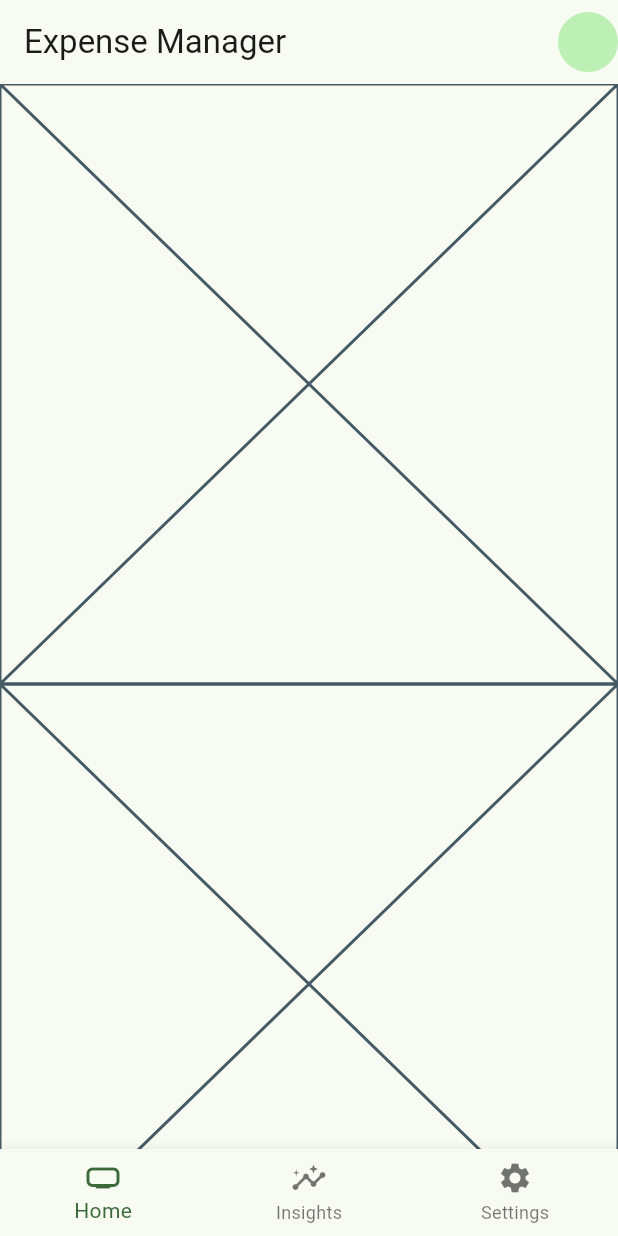
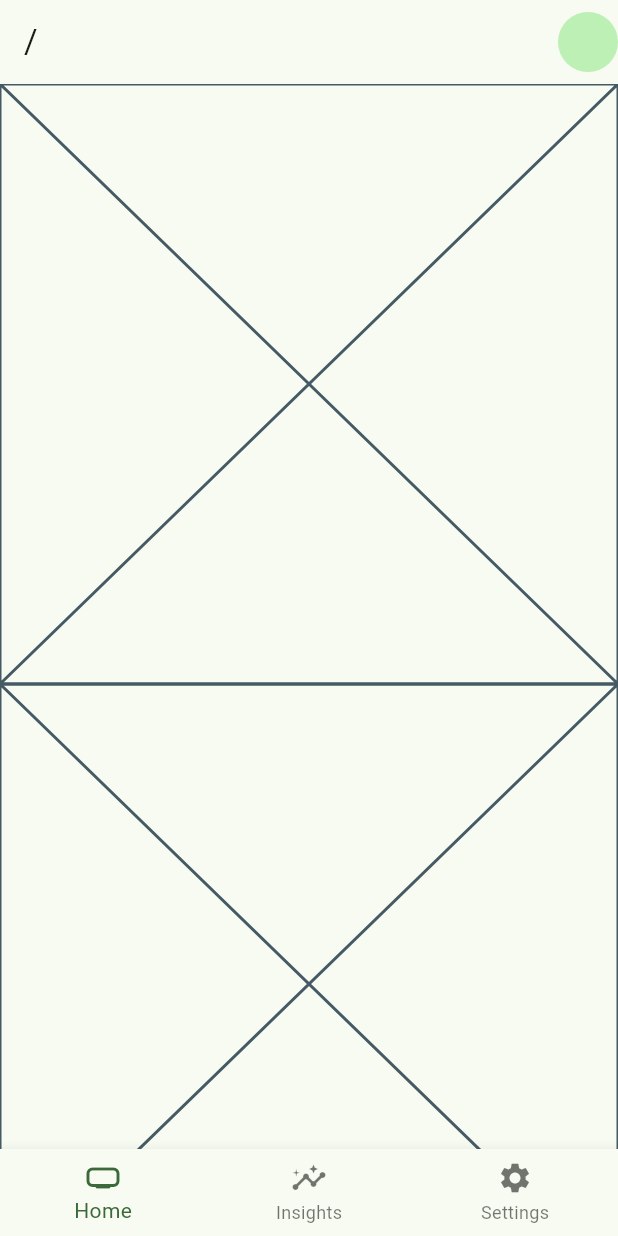
Before and after one commit to shadrack-ago/expense_tracker, a Flutter app: the screen it shows after launch, on a phone screen of 412 x 824 dp. Run offline on Flutter 3.47's test engine with Material 2 defaults, Android fonts, the phone set to English and light mode, and no system bars; our stand-ins replace firebase_core, go_router; accounts and stored records are empty.

Commit message:
🔧 Migrated to go_router implementation

```diff
--- a/lib/layouts/index.dart
+++ b/lib/layouts/index.dart
@@ -1,5 +1,6 @@
 import 'package:expense_manager/router/index.dart';
 import 'package:flutter/material.dart';
+import 'package:go_router/go_router.dart';
 
 class Breakpoints {
   double tablet = 800;
@@ -21,14 +22,18 @@ class MenuItem {
   MenuItem({required this.name, required this.icon, required this.route});
 
   static List<MenuItem> items = [
-    MenuItem(name: 'Home', icon: Icons.home_max_rounded, route: Routes.home),
-    MenuItem(name: 'Insights', icon: Icons.insights, route: Routes.insights),
-    MenuItem(name: 'Settings', icon: Icons.settings, route: Routes.settings),
+    MenuItem(
+        name: 'Home', icon: Icons.home_max_rounded, route: Routes.home.path),
+    MenuItem(
+        name: 'Insights', icon: Icons.insights, route: Routes.insights.path),
+    MenuItem(
+        name: 'Settings', icon: Icons.settings, route: Routes.settings.path),
   ];
 }
 
 class Layout extends StatelessWidget {
-  const Layout({super.key});
+  final Widget child;
+  const Layout({super.key, required this.child});
 
   @override
   Widget build(BuildContext context) {
@@ -36,34 +41,32 @@ class Layout extends StatelessWidget {
       maintainBottomViewPadding: true,
       child: Scaffold(
         appBar: AppBar(
-          // TODO: Implement dynamic page title
-          title: Text('Expense Manager'),
+          title: Text('${GoRouter.of(context).location}'),
           actions: [CircleAvatar()],
         ),
         body: LayoutBuilder(builder: (context, constraints) {
           if (Breakpoints.of(context).isMobile()) {
-            return Navigation.navigator;
+            return child;
           }
           return Row(
             children: [
               NavigationRail(
                 selectedIndex: 0,
-                onDestinationSelected: (index) => Navigation.router.currentState
-                    ?.pushNamed(MenuItem.items[index].route),
+                onDestinationSelected: (index) =>
+                    context.go(MenuItem.items[index].route),
                 destinations: MenuItem.items
                     .map((item) => NavigationRailDestination(
                         icon: Icon(item.icon), label: Text(item.name)))
                     .toList(),
               ),
-              Expanded(child: Navigation.navigator)
+              Expanded(child: child)
             ],
           );
         }),
         bottomNavigationBar: Breakpoints.of(context).isMobile()
             ? BottomNavigationBar(
                 currentIndex: 0,
-                onTap: (index) => Navigation.router.currentState
-                    ?.pushNamed(MenuItem.items[index].route),
+                onTap: (index) => context.go(MenuItem.items[index].route),
                 items: MenuItem.items
                     .map((item) => BottomNavigationBarItem(
                         icon: Icon(item.icon), label: item.name))
--- a/lib/main.dart
+++ b/lib/main.dart
@@ -1,4 +1,5 @@
 import 'package:expense_manager/layouts/index.dart';
+import 'package:expense_manager/router/index.dart';
 import 'package:flutter/material.dart';
 import 'theme/index.dart';
 
@@ -10,9 +11,9 @@ void main() {
 class MyApp extends StatelessWidget {
   @override
   Widget build(BuildContext context) {
-    return MaterialApp(
+    return MaterialApp.router(
       theme: Theming.theme,
-      home: Layout(),
+      routerConfig: Navigation().router,
     );
   }
 }
--- a/lib/router/index.dart
+++ b/lib/router/index.dart
@@ -1,14 +1,46 @@
-import 'package:expense_manager/screens/add.dart';
-import 'package:expense_manager/screens/home.dart';
-import 'package:expense_manager/screens/insights.dart';
-import 'package:expense_manager/screens/settings.dart';
+import '../layouts/index.dart';
+import '../screens/home.dart';
+import '../screens/insights.dart';
+import '../screens/settings.dart';
 import 'package:flutter/material.dart';
+import 'package:go_router/go_router.dart';
+
+import '../screens/add.dart';
 
 class Navigation {
-  static GlobalKey<NavigatorState> router = GlobalKey();
+  static GlobalKey<NavigatorState> key = GlobalKey();
+  final GoRouter router = GoRouter(
+    navigatorKey: key,
+    routes: [
+      ShellRoute(
+        builder: (context, state, child) => Layout(child: child),
+        parentNavigatorKey: key,
+        routes: routes
+            .map(
+              (r) => GoRoute(
+                path: r.path,
+                name: r.name,
+                pageBuilder: (context, state) => CustomTransitionPage(
+                  key: state.pageKey,
+                  child: r.page,
+                  transitionsBuilder: transition,
+                  transitionDuration: transitionDuration,
+                ),
+              ),
+            )
+            .toList(),
+      )
+    ],
+  );
 
-  static Route<dynamic> generateRoute(RouteSettings settings) {
-    var transition = (_, animation, __, child) {
+  static List<_Route> routes = [
+    Routes.add,
+    Routes.home,
+    Routes.insights,
+    Routes.settings
+  ];
+
+  static RouteTransitionsBuilder transition = (_, animation, __, child) {
     const begin = Offset(1.0, 0.0);
     const end = Offset.zero;
     const curve = Curves.ease;
@@ -21,54 +53,22 @@ class Navigation {
     );
   };
 
-    switch (settings.name) {
-      case Routes.home:
-        return PageRouteBuilder(
-          settings: settings,
-          pageBuilder: (_, __, ___) => Home(),
-          transitionsBuilder: transition,
-          transitionDuration: Duration(milliseconds: 250),
-        );
-      case Routes.settings:
-        return PageRouteBuilder(
-          pageBuilder: (_, __, ___) => Settings(),
-          transitionsBuilder: transition,
-          transitionDuration: Duration(milliseconds: 250),
-        );
-      case Routes.insights:
-        return PageRouteBuilder(
-          settings: settings,
-          pageBuilder: (_, __, ___) => Insights(),
-          transitionsBuilder: transition,
-          transitionDuration: Duration(milliseconds: 250),
-        );
-      case Routes.add:
-        return PageRouteBuilder(
-          settings: settings,
-          pageBuilder: (_, __, ___) => AddExpense(),
-          transitionsBuilder: transition,
-          transitionDuration: Duration(milliseconds: 250),
-        );
-      default:
-        return PageRouteBuilder(
-          settings: settings,
-          pageBuilder: (_, __, ___) => Placeholder(),
-          transitionsBuilder: transition,
-          transitionDuration: Duration(milliseconds: 250),
-        );
-    }
-  }
-
-  static Navigator navigator = Navigator(
-    key: Navigation.router,
-    initialRoute: Routes.home,
-    onGenerateRoute: Navigation.generateRoute,
-  );
+  static Duration transitionDuration = Duration(milliseconds: 250);
 }
 
 class Routes {
-  static const String home = Home.id;
-  static const String insights = Insights.id;
-  static const String settings = Settings.id;
-  static const String add = AddExpense.id;
+  static _Route home = _Route(name: Home.id, path: '/', page: Home());
+  static _Route insights =
+      _Route(name: Insights.id, path: '/${Insights.id}', page: Insights());
+  static _Route settings =
+      _Route(name: Settings.id, path: '/${Settings.id}', page: Settings());
+  static _Route add =
+      _Route(name: AddExpense.id, path: '/${AddExpense.id}', page: Insights());
 }
+
+class _Route {
+  String name;
+  String path;
+  Widget page;
+  _Route({required this.name, required this.path, required this.page});
+}
```
Also changed, not shown: 1 other file. Lines whose indentation alone changed are shown as unchanged.
